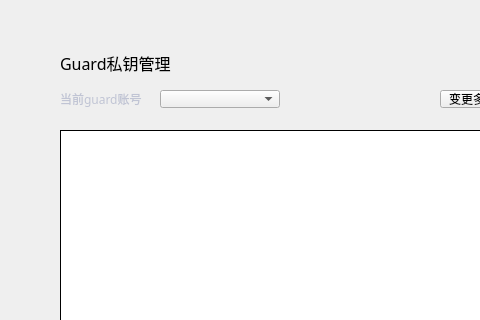
This is LNKWallet/guard/GuardKeyManagePage.ui in HcashOrg/hx-indicator as Qt 5 draws it before an edit; both pictures show x 0 to 480 and y 0 to 320 of the 770 by 510 pixel window. The edited form follows.
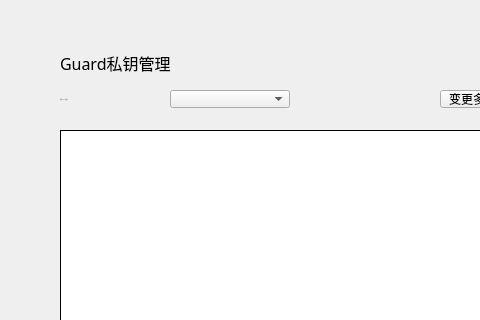
This is the edited form.

What changed in the file:
```diff
--- a/LNKWallet/guard/GuardKeyManagePage.ui
+++ b/LNKWallet/guard/GuardKeyManagePage.ui
@@ -163,20 +163,25 @@
     <rect>
      <x>60</x>
      <y>90</y>
-     <width>100</width>
+     <width>110</width>
      <height>18</height>
     </rect>
    </property>
    <property name="font">
     <font>
-     <family>微软雅黑</family>
+     <family>Microsoft YaHei UI Light</family>
+     <pointsize>-1</pointsize>
+     <weight>50</weight>
+     <italic>false</italic>
+     <bold>false</bold>
     </font>
    </property>
    <property name="styleSheet">
-    <string notr="true">color: rgb(192, 196, 212);</string>
+    <string notr="true">QLabel{color: rgb(137,129,161);
+font: 11px &quot;Microsoft YaHei UI Light&quot;;}</string>
    </property>
    <property name="text">
-    <string>当前guard账号</string>
+    <string>当前senator账号</string>
    </property>
    <property name="alignment">
     <set>Qt::AlignLeading|Qt::AlignLeft|Qt::AlignVCenter</set>
@@ -185,7 +190,7 @@
   <widget class="QComboBox" name="accountComboBox">
    <property name="geometry">
     <rect>
-     <x>160</x>
+     <x>170</x>
      <y>90</y>
      <width>120</width>
      <height>18</height>
```
